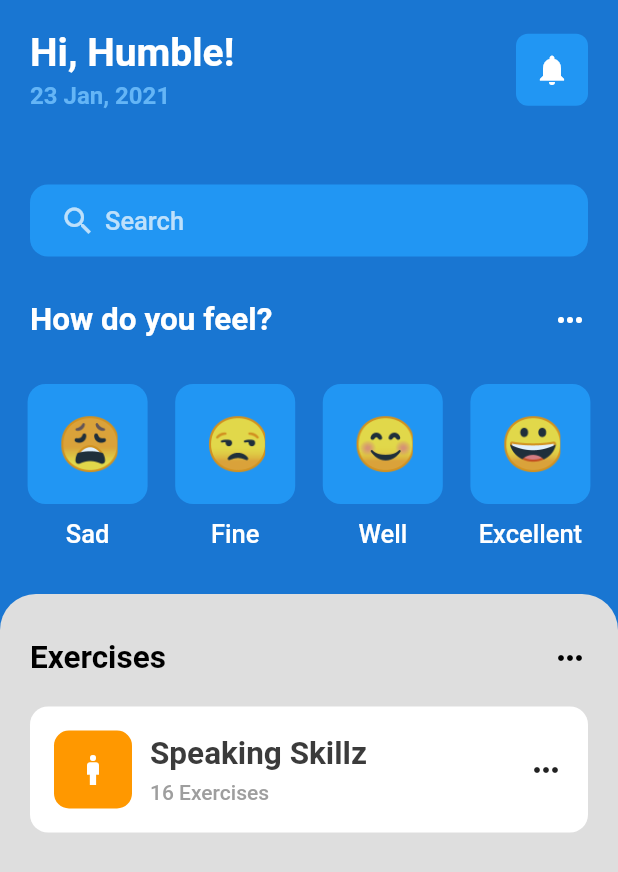
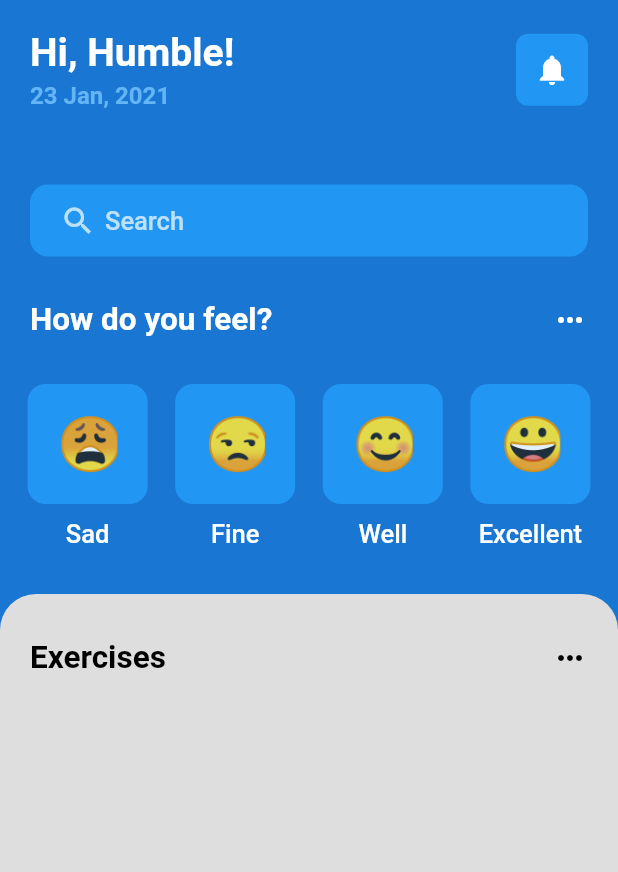
Before and after one commit to HumbleGh/eatsy, a Flutter app: the screen it shows after launch, after a tap on "Log in", on a phone screen of 412 x 824 dp. Shown: the top 872 px of the screen. Run offline on Flutter 3.47's test engine with Material 2 defaults, Android fonts, the phone set to English and light mode, and no system bars; our stand-ins replace gap, get.

Commit message:
Minor Changes

```diff
--- a/lib/screens/welcome_screen.dart
+++ b/lib/screens/welcome_screen.dart
@@ -116,7 +116,6 @@ class _WelcomeScreenState extends State<WelcomeScreen> {
                         isColorWhite: false,
                       ),
                       Gap(AppLayout.getHeight(20)),
-                      ExerciseTile(title: 'Speaking Skillz', exercise: 16)
                     ],
                   ),
                 ),
```
